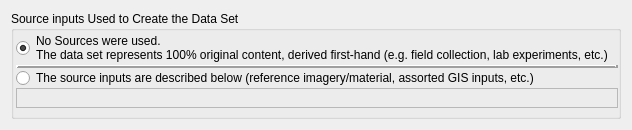
First picture: the form in pymdwizard/gui/ui_files/sourceinput.ui, repository DOI-USGS/fort-pymdwizard, before the edit.
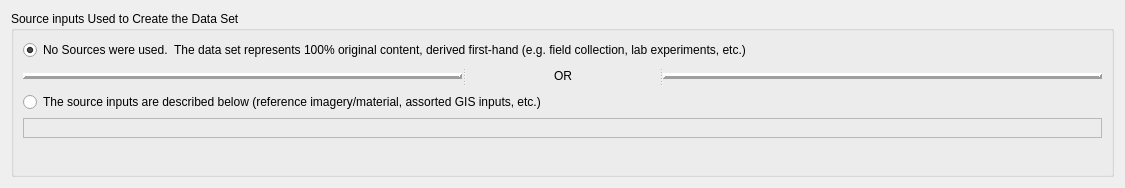
Second picture: the form after the edit.

Commit message: massive changes to Data Qual tab, with additions of process contact and other process steps?

```diff
--- a/pymdwizard/gui/ui_files/sourceinput.ui
+++ b/pymdwizard/gui/ui_files/sourceinput.ui
@@ -6,8 +6,8 @@
    <rect>
     <x>0</x>
     <y>0</y>
-    <width>632</width>
-    <height>130</height>
+    <width>1125</width>
+    <height>188</height>
    </rect>
   </property>
   <property name="minimumSize">
@@ -25,29 +25,11 @@
      <property name="title">
       <string>Source inputs Used to Create the Data Set</string>
      </property>
-     <layout class="QVBoxLayout" name="verticalLayout_3">
-      <property name="spacing">
-       <number>0</number>
-      </property>
-      <property name="leftMargin">
-       <number>2</number>
-      </property>
-      <property name="topMargin">
-       <number>0</number>
-      </property>
-      <property name="rightMargin">
-       <number>0</number>
-      </property>
-      <property name="bottomMargin">
-       <number>0</number>
-      </property>
-      <item>
        <layout class="QVBoxLayout" name="verticalLayout_2">
         <item>
-         <widget class="QRadioButton" name="radio_sourceyes">
+       <widget class="QRadioButton" name="radio_sourceno_2">
           <property name="text">
-           <string>No Sources were used.
-The data set represents 100% original content, derived first-hand (e.g. field collection, lab experiments, etc.)</string>
+         <string>No Sources were used.  The data set represents 100% original content, derived first-hand (e.g. field collection, lab experiments, etc.)</string>
           </property>
           <property name="checked">
            <bool>true</bool>
@@ -55,6 +37,10 @@
          </widget>
         </item>
         <item>
+       <widget class="QSplitter" name="splitter">
+        <property name="orientation">
+         <enum>Qt::Horizontal</enum>
+        </property>
          <widget class="Line" name="line">
           <property name="frameShadow">
            <enum>QFrame::Raised</enum>
@@ -66,15 +52,62 @@
            <enum>Qt::Horizontal</enum>
           </property>
          </widget>
+        <widget class="QWidget" name="">
+         <layout class="QHBoxLayout" name="horizontalLayout">
+          <item>
+           <spacer name="horizontalSpacer">
+            <property name="orientation">
+             <enum>Qt::Horizontal</enum>
+            </property>
+            <property name="sizeHint" stdset="0">
+             <size>
+              <width>13</width>
+              <height>20</height>
+             </size>
+            </property>
+           </spacer>
         </item>
         <item>
-         <widget class="QRadioButton" name="radio_sourceno">
+           <widget class="QLabel" name="label">
           <property name="text">
-           <string>The source inputs are described below (reference imagery/material, assorted GIS inputs, etc.)</string>
+             <string>OR</string>
           </property>
          </widget>
         </item>
-       </layout>
+          <item>
+           <spacer name="horizontalSpacer_2">
+            <property name="orientation">
+             <enum>Qt::Horizontal</enum>
+            </property>
+            <property name="sizeHint" stdset="0">
+             <size>
+              <width>13</width>
+              <height>20</height>
+             </size>
+            </property>
+           </spacer>
+          </item>
+         </layout>
+        </widget>
+        <widget class="Line" name="line_2">
+         <property name="frameShadow">
+          <enum>QFrame::Raised</enum>
+         </property>
+         <property name="lineWidth">
+          <number>3</number>
+         </property>
+         <property name="orientation">
+          <enum>Qt::Horizontal</enum>
+         </property>
+        </widget>
+       </widget>
+      </item>
+      <item>
+       <widget class="QRadioButton" name="radio_sourceyes">
+        <property name="text">
+         <string>The source inputs are described below (reference imagery/material, assorted GIS inputs, etc.)</string>
+        </property>
+       </widget>
       </item>
       <item>
        <widget class="QFrame" name="frame_sourceinfo">
```
Lines whose indentation alone changed are shown as unchanged. The commit also changes 17 other files.
